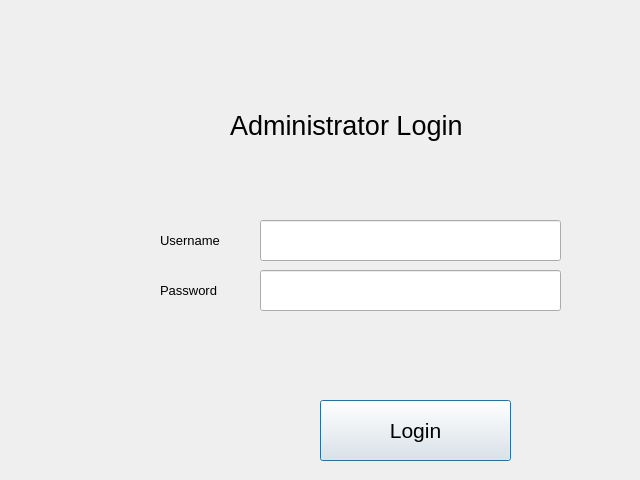
First picture: the form in login.ui, repository tsukidan/CS1D-Project-1, before the edit.
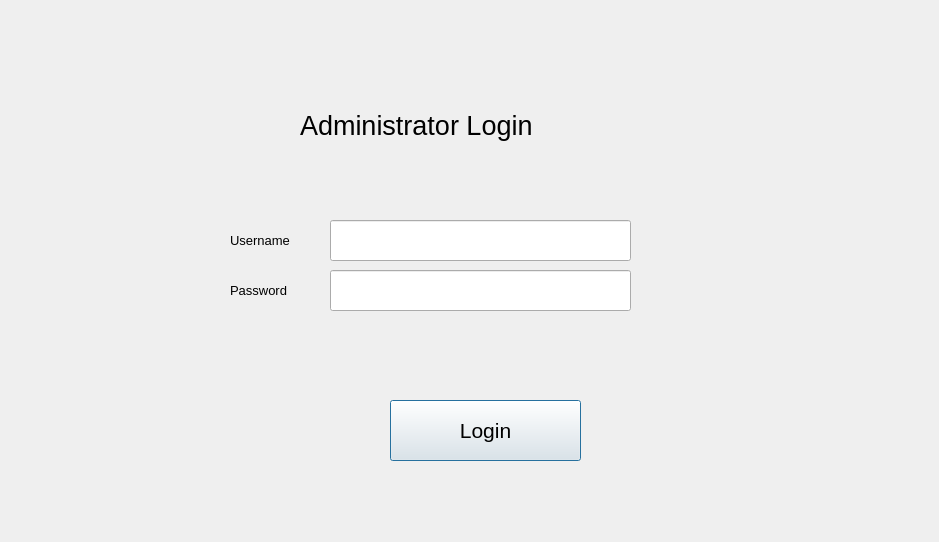
Second picture: the form after the edit.

Diff of the .ui file:
```diff
--- a/login.ui
+++ b/login.ui
@@ -6,8 +6,8 @@
    <rect>
     <x>0</x>
     <y>0</y>
-    <width>640</width>
-    <height>480</height>
+    <width>939</width>
+    <height>542</height>
    </rect>
   </property>
   <property name="windowTitle">
@@ -16,7 +16,7 @@
   <widget class="QLabel" name="label_2">
    <property name="geometry">
     <rect>
-     <x>160</x>
+     <x>230</x>
      <y>220</y>
      <width>101</width>
      <height>41</height>
@@ -34,7 +34,7 @@
   <widget class="QLineEdit" name="PasswordLineEdit">
    <property name="geometry">
     <rect>
-     <x>260</x>
+     <x>330</x>
      <y>270</y>
      <width>301</width>
      <height>41</height>
@@ -65,7 +65,7 @@
   <widget class="QLabel" name="label">
    <property name="geometry">
     <rect>
-     <x>230</x>
+     <x>300</x>
      <y>80</y>
      <width>431</width>
      <height>91</height>
@@ -84,7 +84,7 @@
   <widget class="QLabel" name="label_3">
    <property name="geometry">
     <rect>
-     <x>160</x>
+     <x>230</x>
      <y>270</y>
      <width>101</width>
      <height>41</height>
@@ -102,7 +102,7 @@
   <widget class="QLineEdit" name="UsernameLineEdit">
    <property name="geometry">
     <rect>
-     <x>260</x>
+     <x>330</x>
      <y>220</y>
      <width>301</width>
      <height>41</height>
@@ -117,7 +117,7 @@
   <widget class="QPushButton" name="pushButton">
    <property name="geometry">
     <rect>
-     <x>320</x>
+     <x>390</x>
      <y>400</y>
      <width>191</width>
      <height>61</height>
```
